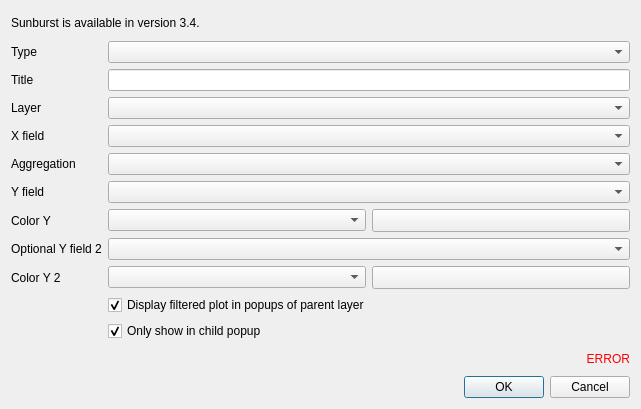
The window that resources/ui/ui_form_dataviz.ui (3liz/lizmap-plugin) describes before a commit, drawn with Qt 5.
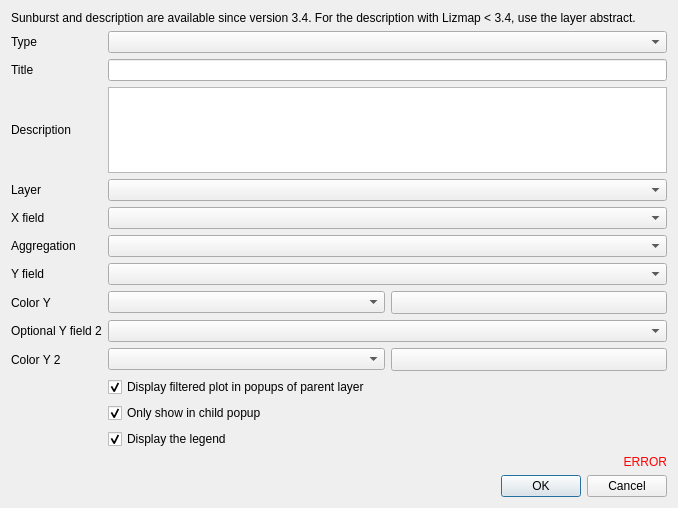
The same window after the commit. Custom widgets are drawn as their Qt base class.

Commit message: add new options for dataviz in LWC 3.4

The edit to the form file:
```diff
--- a/resources/ui/ui_form_dataviz.ui
+++ b/resources/ui/ui_form_dataviz.ui
@@ -6,8 +6,8 @@
    <rect>
     <x>0</x>
     <y>0</y>
-    <width>641</width>
-    <height>409</height>
+    <width>678</width>
+    <height>508</height>
    </rect>
   </property>
   <property name="windowTitle">
@@ -17,72 +17,42 @@
    <item>
     <widget class="QLabel" name="label_graph_34">
      <property name="text">
-      <string>Sunburst is available in version 3.4.</string>
+      <string>Sunburst and description are available since version 3.4. For the description with Lizmap &lt; 3.4, use the layer abstract.</string>
+     </property>
+     <property name="wordWrap">
+      <bool>true</bool>
      </property>
     </widget>
    </item>
    <item>
     <layout class="QGridLayout" name="gridLayout">
-     <item row="0" column="0">
-      <widget class="QLabel" name="label_type">
-       <property name="text">
-        <string>Type</string>
-       </property>
-      </widget>
+     <item row="6" column="1">
+      <widget class="QgsFieldComboBox" name="y_field"/>
      </item>
-     <item row="4" column="1">
-      <widget class="QComboBox" name="aggregation"/>
-     </item>
-     <item row="2" column="0">
+     <item row="3" column="0">
       <widget class="QLabel" name="label_layer">
        <property name="text">
         <string>Layer</string>
        </property>
       </widget>
      </item>
-     <item row="8" column="1">
-      <widget class="QgsFieldComboBox" name="y_field_2"/>
-     </item>
-     <item row="1" column="1">
-      <widget class="QLineEdit" name="title"/>
-     </item>
-     <item row="6" column="1">
-      <layout class="QHBoxLayout" name="horizontalLayout_2">
-       <item>
-        <widget class="QgsFieldComboBox" name="color_field"/>
-       </item>
-       <item>
-        <widget class="QgsColorButton" name="color">
-         <property name="sizePolicy">
-          <sizepolicy hsizetype="Minimum" vsizetype="Fixed">
-           <horstretch>0</horstretch>
-           <verstretch>0</verstretch>
-          </sizepolicy>
-         </property>
-        </widget>
-       </item>
-      </layout>
-     </item>
-     <item row="4" column="0">
-      <widget class="QLabel" name="label_aggregation">
+     <item row="12" column="1">
+      <widget class="QCheckBox" name="only_show_child">
        <property name="text">
-        <string>Aggregation</string>
+        <string>Only show in child popup</string>
        </property>
+       <property name="checked">
+        <bool>true</bool>
+       </property>
       </widget>
      </item>
-     <item row="2" column="1">
-      <widget class="QgsMapLayerComboBox" name="layer"/>
-     </item>
-     <item row="8" column="0">
-      <widget class="QLabel" name="label_y_field_2">
+     <item row="10" column="0">
+      <widget class="QLabel" name="label_y_color_2">
        <property name="text">
-        <string>Optional Y field 2</string>
+        <string>Color Y 2</string>
        </property>
       </widget>
      </item>
-     <item row="3" column="1">
-      <widget class="QgsFieldComboBox" name="x_field"/>
-     </item>
      <item row="1" column="0">
       <widget class="QLabel" name="label_title">
        <property name="text">
@@ -93,77 +63,130 @@
        </property>
       </widget>
      </item>
-     <item row="0" column="1">
-      <widget class="QComboBox" name="type_graph"/>
+     <item row="9" column="0">
+      <widget class="QLabel" name="label_y_field_2">
+       <property name="text">
+        <string>Optional Y field 2</string>
+       </property>
+      </widget>
      </item>
-     <item row="3" column="0">
+     <item row="7" column="1">
+      <layout class="QHBoxLayout" name="horizontalLayout_2">
+       <item>
+        <widget class="QgsFieldComboBox" name="color_field"/>
+       </item>
+       <item>
+        <widget class="QgsColorButton" name="color">
+         <property name="sizePolicy">
+          <sizepolicy hsizetype="Minimum" vsizetype="Fixed">
+           <horstretch>0</horstretch>
+           <verstretch>0</verstretch>
+          </sizepolicy>
+         </property>
+        </widget>
+       </item>
+      </layout>
+     </item>
+     <item row="0" column="0">
+      <widget class="QLabel" name="label_type">
+       <property name="text">
+        <string>Type</string>
+       </property>
+      </widget>
+     </item>
+     <item row="9" column="1">
+      <widget class="QgsFieldComboBox" name="y_field_2"/>
+     </item>
+     <item row="4" column="1">
+      <widget class="QgsFieldComboBox" name="x_field"/>
+     </item>
+     <item row="11" column="1">
+      <widget class="QCheckBox" name="popup_display_child_plot">
+       <property name="text">
+        <string>Display filtered plot in popups of parent layer</string>
+       </property>
+       <property name="checked">
+        <bool>true</bool>
+       </property>
+      </widget>
+     </item>
+     <item row="4" column="0">
       <widget class="QLabel" name="label_x_field">
        <property name="text">
         <string>X field</string>
        </property>
       </widget>
      </item>
-     <item row="5" column="0">
+     <item row="10" column="1">
+      <layout class="QHBoxLayout" name="horizontalLayout_3">
+       <item>
+        <widget class="QgsFieldComboBox" name="color_field_2"/>
+       </item>
+       <item>
+        <widget class="QgsColorButton" name="color_2">
+         <property name="sizePolicy">
+          <sizepolicy hsizetype="Minimum" vsizetype="Fixed">
+           <horstretch>0</horstretch>
+           <verstretch>0</verstretch>
+          </sizepolicy>
+         </property>
+        </widget>
+       </item>
+      </layout>
+     </item>
+     <item row="6" column="0">
       <widget class="QLabel" name="label_y_field">
        <property name="text">
         <string>Y field</string>
        </property>
       </widget>
      </item>
-     <item row="5" column="1">
-      <widget class="QgsFieldComboBox" name="y_field"/>
-     </item>
-     <item row="6" column="0">
+     <item row="7" column="0">
       <widget class="QLabel" name="label_y_color">
        <property name="text">
         <string>Color Y</string>
        </property>
       </widget>
      </item>
-     <item row="9" column="1">
-      <layout class="QHBoxLayout" name="horizontalLayout_3">
-       <item>
-        <widget class="QgsFieldComboBox" name="color_field_2"/>
-       </item>
-       <item>
-        <widget class="QgsColorButton" name="color_2">
-         <property name="sizePolicy">
-          <sizepolicy hsizetype="Minimum" vsizetype="Fixed">
-           <horstretch>0</horstretch>
-           <verstretch>0</verstretch>
-          </sizepolicy>
-         </property>
-        </widget>
-       </item>
-      </layout>
+     <item row="1" column="1">
+      <widget class="QLineEdit" name="title"/>
      </item>
-     <item row="9" column="0">
-      <widget class="QLabel" name="label_y_color_2">
+     <item row="5" column="1">
+      <widget class="QComboBox" name="aggregation"/>
+     </item>
+     <item row="3" column="1">
+      <widget class="QgsMapLayerComboBox" name="layer"/>
+     </item>
+     <item row="5" column="0">
+      <widget class="QLabel" name="label_aggregation">
        <property name="text">
-        <string>Color Y 2</string>
+        <string>Aggregation</string>
        </property>
       </widget>
      </item>
-     <item row="10" column="1">
-      <widget class="QCheckBox" name="popup_display_child_plot">
+     <item row="2" column="0">
+      <widget class="QLabel" name="label_description">
        <property name="text">
-        <string>Display filtered plot in popups of parent layer</string>
+        <string>Description</string>
        </property>
-       <property name="checked">
-        <bool>true</bool>
-       </property>
       </widget>
      </item>
-     <item row="11" column="1">
-      <widget class="QCheckBox" name="only_show_child">
+     <item row="0" column="1">
+      <widget class="QComboBox" name="type_graph"/>
+     </item>
+     <item row="13" column="1">
+      <widget class="QCheckBox" name="display_legend">
        <property name="text">
-        <string>Only show in child popup</string>
+        <string>Display the legend</string>
        </property>
        <property name="checked">
         <bool>true</bool>
        </property>
       </widget>
      </item>
+     <item row="2" column="1">
+      <widget class="QPlainTextEdit" name="text_description"/>
+     </item>
     </layout>
    </item>
    <item>
```
The commit also changes 6 other files.
